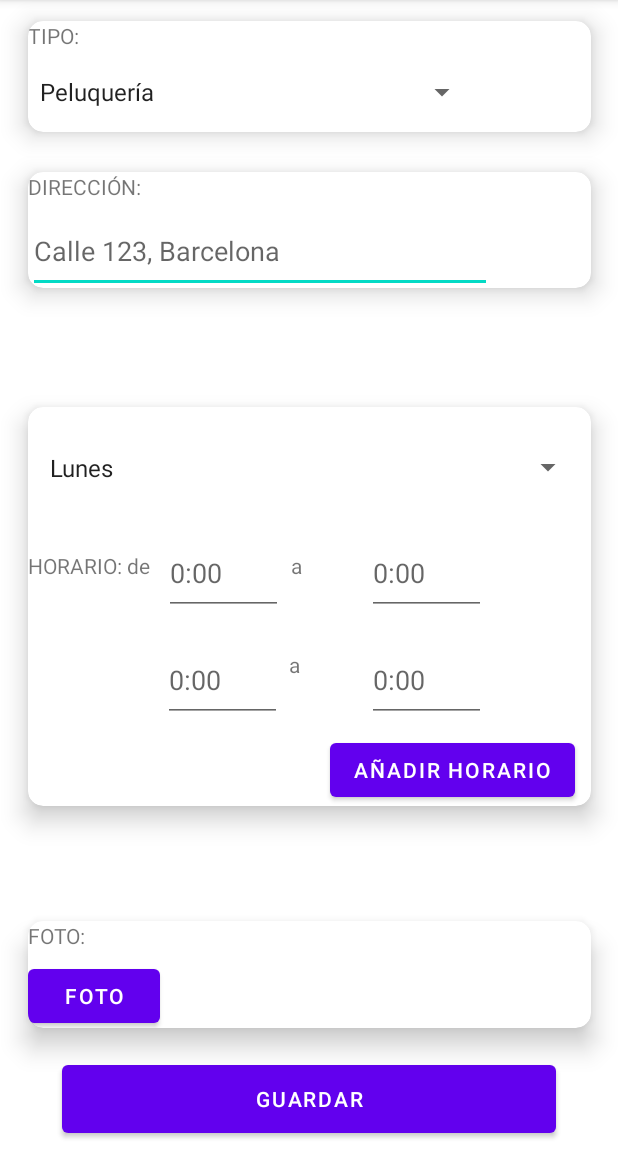
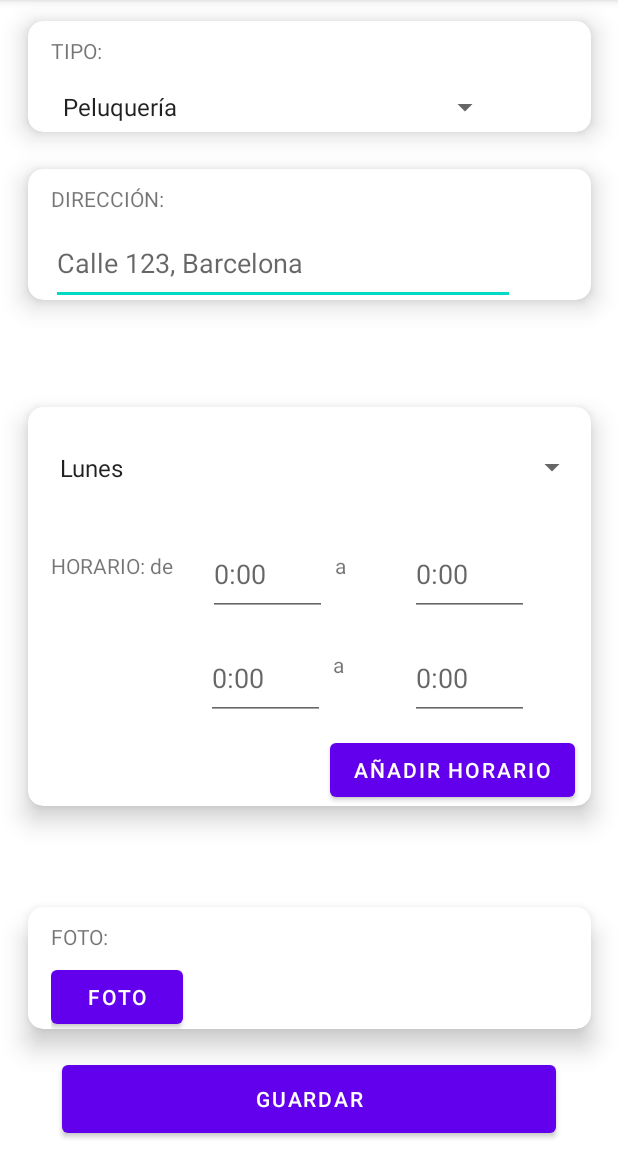
Before and after one commit to BorjaMontoro/ProyectoFinalApp, an Android app: the ActivityAnuncio screen opened directly, with no data from a screen before it, on a phone screen of 412 x 824 dp, the part 84-1236 px from its top. Run offline under Robolectric (Android 15) with nearby library versions, the phone set to English and light mode, and no system bars.

Commit message:
Cambios margen cardviews

```diff
--- a/app/src/main/res/layout/activity_anuncio.xml
+++ b/app/src/main/res/layout/activity_anuncio.xml
@@ -39,7 +39,10 @@
             <LinearLayout
                 android:layout_width="match_parent"
                 android:layout_height="88dp"
-                android:orientation="vertical">
+                android:orientation="vertical"
+                android:layout_marginStart="15dp"
+                android:layout_marginTop="10dp">
+
 
                 <TextView
                     android:id="@+id/textView10"
@@ -58,7 +61,7 @@
         <androidx.cardview.widget.CardView
             android:id="@+id/direccion_cardview"
             android:layout_width="375dp"
-            android:layout_height="77dp"
+            android:layout_height="87dp"
             android:layout_marginStart="10dp"
             android:layout_marginEnd="10dp"
             app:cardCornerRadius="10dp"
@@ -72,7 +75,9 @@
             <LinearLayout
                 android:layout_width="match_parent"
                 android:layout_height="83dp"
-                android:orientation="vertical">
+                android:orientation="vertical"
+                android:layout_marginStart="15dp"
+                android:layout_marginTop="10dp">
 
                 <TextView
                     android:id="@+id/textView5"
@@ -130,24 +135,10 @@
                     android:inputType="textPersonName"
                     app:layout_constraintBottom_toBottomOf="parent"
                     app:layout_constraintEnd_toEndOf="parent"
-                    app:layout_constraintHorizontal_bias="0.306"
+                    app:layout_constraintHorizontal_bias="0.405"
                     app:layout_constraintStart_toStartOf="parent"
                     app:layout_constraintTop_toTopOf="parent"
-                    app:layout_constraintVertical_bias="0.397" />
-
-                <EditText
-                    android:id="@+id/hora2"
-                    android:layout_width="79dp"
-                    android:layout_height="55dp"
-                    android:ems="10"
-                    android:hint="0:00"
-                    android:inputType="textPersonName"
-                    app:layout_constraintBottom_toBottomOf="parent"
-                    app:layout_constraintEnd_toEndOf="parent"
-                    app:layout_constraintHorizontal_bias="0.763"
-                    app:layout_constraintStart_toStartOf="parent"
-                    app:layout_constraintTop_toTopOf="parent"
-                    app:layout_constraintVertical_bias="0.397" />
+                    app:layout_constraintVertical_bias="0.398" />
 
                 <TextView
                     android:id="@+id/textView13"
@@ -156,7 +147,7 @@
                     android:text="a"
                     app:layout_constraintBottom_toBottomOf="parent"
                     app:layout_constraintEnd_toEndOf="parent"
-                    app:layout_constraintHorizontal_bias="0.498"
+                    app:layout_constraintHorizontal_bias="0.58"
                     app:layout_constraintStart_toStartOf="parent"
                     app:layout_constraintTop_toTopOf="parent"
                     app:layout_constraintVertical_bias="0.675" />
@@ -170,10 +161,10 @@
                     android:inputType="textPersonName"
                     app:layout_constraintBottom_toBottomOf="parent"
                     app:layout_constraintEnd_toEndOf="parent"
-                    app:layout_constraintHorizontal_bias="0.763"
+                    app:layout_constraintHorizontal_bias="0.861"
                     app:layout_constraintStart_toStartOf="parent"
                     app:layout_constraintTop_toTopOf="parent"
-                    app:layout_constraintVertical_bias="0.733" />
+                    app:layout_constraintVertical_bias="0.729" />
 
                 <EditText
                     android:id="@+id/hora3"
@@ -184,15 +175,42 @@
                     android:inputType="textPersonName"
                     app:layout_constraintBottom_toBottomOf="parent"
                     app:layout_constraintEnd_toEndOf="parent"
-                    app:layout_constraintHorizontal_bias="0.304"
+                    app:layout_constraintHorizontal_bias="0.402"
                     app:layout_constraintStart_toStartOf="parent"
                     app:layout_constraintTop_toTopOf="parent"
-                    app:layout_constraintVertical_bias="0.733" />
+                    app:layout_constraintVertical_bias="0.729" />
+
+                <TextView
+                    android:id="@+id/textView12"
+                    android:layout_width="25dp"
+                    android:layout_height="26dp"
+                    android:text="a"
+                    app:layout_constraintBottom_toBottomOf="parent"
+                    app:layout_constraintEnd_toEndOf="parent"
+                    app:layout_constraintHorizontal_bias="0.585"
+                    app:layout_constraintStart_toStartOf="parent"
+                    app:layout_constraintTop_toTopOf="parent"
+                    app:layout_constraintVertical_bias="0.4" />
+
+                <EditText
+                    android:id="@+id/hora2"
+                    android:layout_width="79dp"
+                    android:layout_height="55dp"
+                    android:ems="10"
+                    android:hint="0:00"
+                    android:inputType="textPersonName"
+                    app:layout_constraintBottom_toBottomOf="parent"
+                    app:layout_constraintEnd_toEndOf="parent"
+                    app:layout_constraintHorizontal_bias="0.861"
+                    app:layout_constraintStart_toStartOf="parent"
+                    app:layout_constraintTop_toTopOf="parent"
+                    app:layout_constraintVertical_bias="0.398" />
 
                 <Spinner
                     android:id="@+id/spinner2"
-                    android:layout_width="364dp"
+                    android:layout_width="360dp"
                     android:layout_height="66dp"
+                    android:layout_marginStart="10dp"
                     android:entries="@array/dias_semana"
                     app:layout_constraintBottom_toBottomOf="parent"
                     app:layout_constraintEnd_toEndOf="parent"
@@ -202,21 +220,10 @@
                     app:layout_constraintVertical_bias="0.035" />
 
                 <TextView
-                    android:id="@+id/textView12"
-                    android:layout_width="25dp"
-                    android:layout_height="26dp"
-                    android:text="a"
-                    app:layout_constraintBottom_toBottomOf="parent"
-                    app:layout_constraintEnd_toEndOf="parent"
-                    app:layout_constraintHorizontal_bias="0.501"
-                    app:layout_constraintStart_toStartOf="parent"
-                    app:layout_constraintTop_toTopOf="parent"
-                    app:layout_constraintVertical_bias="0.4" />
-
-                <TextView
                     android:id="@+id/textView9"
                     android:layout_width="96dp"
                     android:layout_height="26dp"
+                    android:layout_marginStart="15dp"
                     android:text="HORARIO: de"
                     app:layout_constraintBottom_toBottomOf="parent"
                     app:layout_constraintEnd_toEndOf="parent"
@@ -230,7 +237,7 @@
         <androidx.cardview.widget.CardView
             android:id="@+id/foto_cardview"
             android:layout_width="375dp"
-            android:layout_height="71dp"
+            android:layout_height="81dp"
             android:layout_marginStart="10dp"
             android:layout_marginEnd="10dp"
             app:cardCornerRadius="10dp"
@@ -244,7 +251,9 @@
             <LinearLayout
                 android:layout_width="424dp"
                 android:layout_height="92dp"
-                android:orientation="vertical">
+                android:orientation="vertical"
+                android:layout_marginStart="15dp"
+                android:layout_marginTop="10dp">
 
 
                 <TextView
--- a/app/src/main/res/layout/fragment_services.xml
+++ b/app/src/main/res/layout/fragment_services.xml
@@ -49,7 +49,7 @@
                     android:minHeight="48dp"
                     app:layout_constraintBottom_toBottomOf="parent"
                     app:layout_constraintEnd_toEndOf="parent"
-                    app:layout_constraintHorizontal_bias="0.697"
+                    app:layout_constraintHorizontal_bias="0.75"
                     app:layout_constraintStart_toStartOf="parent"
                     app:layout_constraintTop_toTopOf="parent"
                     app:layout_constraintVertical_bias="0.484" />
@@ -58,6 +58,7 @@
                     android:id="@+id/textView2"
                     android:layout_width="wrap_content"
                     android:layout_height="wrap_content"
+                    android:layout_marginStart="10dp"
                     android:text="Precio:"
                     android:textSize="24sp"
                     app:layout_constraintBottom_toBottomOf="parent"
@@ -97,13 +98,16 @@
                     android:minHeight="48dp"
                     app:layout_constraintBottom_toBottomOf="parent"
                     app:layout_constraintEnd_toEndOf="parent"
+                    app:layout_constraintHorizontal_bias="0.63"
                     app:layout_constraintStart_toStartOf="parent"
-                    app:layout_constraintTop_toTopOf="parent" />
+                    app:layout_constraintTop_toTopOf="parent"
+                    app:layout_constraintVertical_bias="0.478" />
 
                 <TextView
                     android:id="@+id/textView4"
                     android:layout_width="wrap_content"
                     android:layout_height="wrap_content"
+                    android:layout_marginStart="15dp"
                     android:text="Duración:"
                     android:textSize="24sp"
                     app:layout_constraintBottom_toBottomOf="parent"
@@ -121,7 +125,7 @@
                     android:textSize="16sp"
                     app:layout_constraintBottom_toBottomOf="parent"
                     app:layout_constraintEnd_toEndOf="parent"
-                    app:layout_constraintHorizontal_bias="0.91"
+                    app:layout_constraintHorizontal_bias="0.987"
                     app:layout_constraintStart_toStartOf="parent"
                     app:layout_constraintTop_toTopOf="parent"
                     app:layout_constraintVertical_bias="0.491" />
@@ -152,6 +156,7 @@
                     android:id="@+id/textView3"
                     android:layout_width="wrap_content"
                     android:layout_height="wrap_content"
+                    android:layout_marginStart="15dp"
                     android:text="Nombre:"
                     android:textSize="24sp"
                     app:layout_constraintBottom_toBottomOf="parent"
@@ -169,10 +174,10 @@
                     android:minHeight="48dp"
                     app:layout_constraintBottom_toBottomOf="parent"
                     app:layout_constraintEnd_toEndOf="parent"
-                    app:layout_constraintHorizontal_bias="0.684"
+                    app:layout_constraintHorizontal_bias="0.878"
                     app:layout_constraintStart_toStartOf="parent"
                     app:layout_constraintTop_toTopOf="parent"
-                    app:layout_constraintVertical_bias="0.484" />
+                    app:layout_constraintVertical_bias="0.515" />
             </androidx.constraintlayout.widget.ConstraintLayout>
 
         </androidx.cardview.widget.CardView>
```
